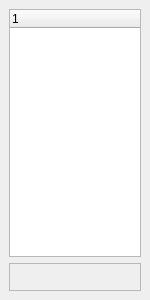
First picture: the form in src/osminfo/ui/osm_info_results_widget_base.ui, repository nextgis/qgis_osminfo, before the edit.
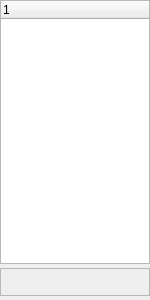
Second picture: the form after the edit.

Commit message:
Update layout margins and spacing for results widget
QPL-298

The edit to the form file:
```diff
--- a/src/osminfo/ui/osm_info_results_widget_base.ui
+++ b/src/osminfo/ui/osm_info_results_widget_base.ui
@@ -15,6 +15,21 @@
   </property>
   <widget class="QWidget" name="content">
    <layout class="QVBoxLayout" name="verticalLayout">
+    <property name="spacing">
+     <number>4</number>
+    </property>
+    <property name="leftMargin">
+     <number>0</number>
+    </property>
+    <property name="topMargin">
+     <number>0</number>
+    </property>
+    <property name="rightMargin">
+     <number>0</number>
+    </property>
+    <property name="bottomMargin">
+     <number>4</number>
+    </property>
     <item>
      <widget class="QTreeWidget" name="results_tree">
       <column>
```
